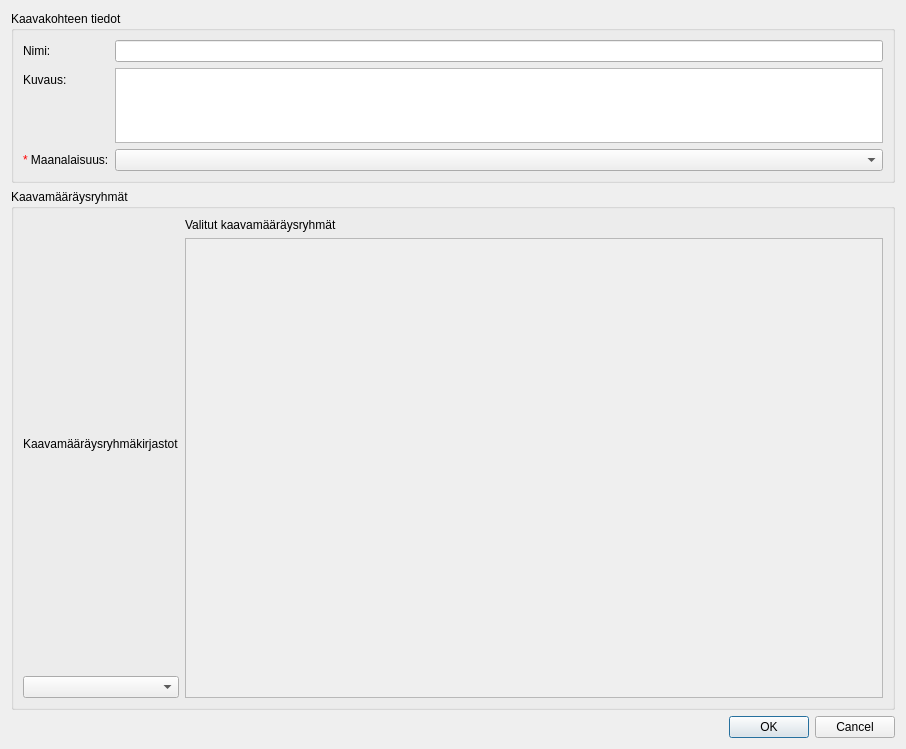
GispoCoding/arho-qgis-plugin, file arho_feature_template/gui/dialogs/plan_feature_form.ui: the form before one commit.
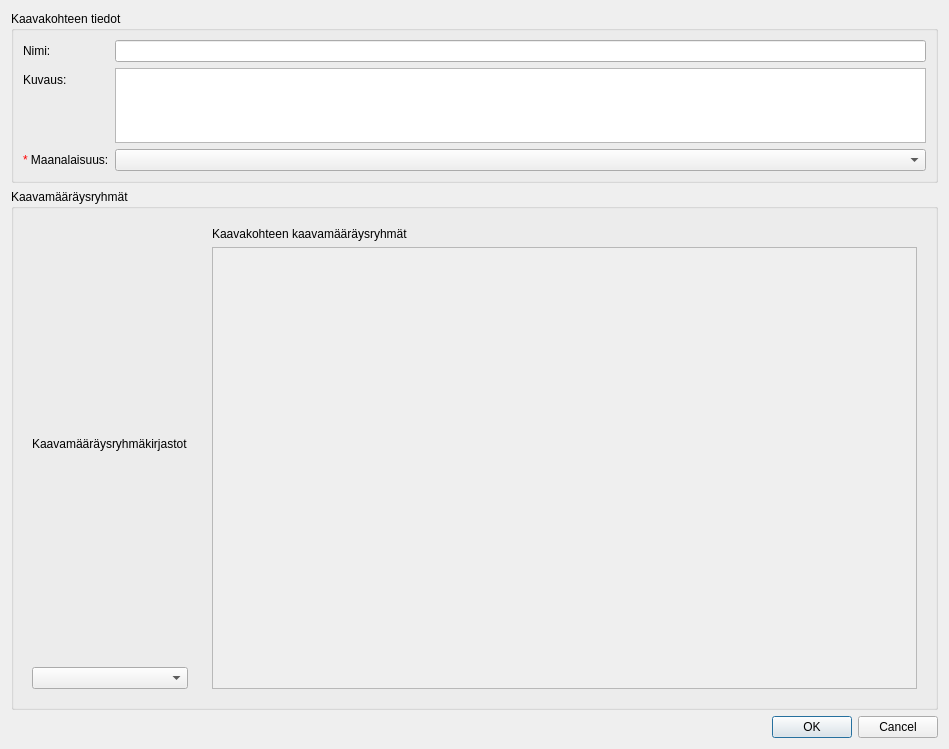
The form after the commit. Custom widgets are drawn as their Qt base class.

The edit to the form file:
```diff
--- a/arho_feature_template/gui/dialogs/plan_feature_form.ui
+++ b/arho_feature_template/gui/dialogs/plan_feature_form.ui
@@ -6,7 +6,7 @@
    <rect>
     <x>0</x>
     <y>0</y>
-    <width>906</width>
+    <width>949</width>
     <height>749</height>
    </rect>
   </property>
@@ -15,7 +15,13 @@
   </property>
   <layout class="QVBoxLayout" name="verticalLayout_4">
    <item>
-    <widget class="QgsCollapsibleGroupBox" name="mGroupBox">
+    <widget class="QgsCollapsibleGroupBox" name="plan_feature_groupbox">
+     <property name="sizePolicy">
+      <sizepolicy hsizetype="Preferred" vsizetype="Maximum">
+       <horstretch>0</horstretch>
+       <verstretch>0</verstretch>
+      </sizepolicy>
+     </property>
      <property name="title">
       <string>Kaavakohteen tiedot</string>
      </property>
@@ -76,7 +82,8 @@
      </property>
      <layout class="QHBoxLayout" name="horizontalLayout">
       <item>
-       <layout class="QVBoxLayout" name="regulation_groups_tree_layout">
+       <widget class="QWidget" name="libraries_widget" native="true">
+        <layout class="QVBoxLayout" name="verticalLayout_3">
         <item>
          <widget class="QLabel" name="label_2">
           <property name="text">
@@ -88,13 +95,15 @@
          <widget class="QComboBox" name="plan_regulation_group_libraries_combobox"/>
         </item>
        </layout>
+       </widget>
       </item>
       <item>
+       <widget class="QWidget" name="regulation_groups_widget" native="true">
        <layout class="QVBoxLayout" name="verticalLayout">
         <item>
          <widget class="QLabel" name="label">
           <property name="text">
-           <string>Valitut kaavamääräysryhmät</string>
+            <string>Kaavakohteen kaavamääräysryhmät</string>
           </property>
          </widget>
         </item>
@@ -108,8 +117,8 @@
             <rect>
              <x>0</x>
              <y>0</y>
-             <width>656</width>
-             <height>600</height>
+              <width>667</width>
+              <height>426</height>
             </rect>
            </property>
            <layout class="QVBoxLayout" name="verticalLayout_2"/>
@@ -117,6 +126,7 @@
          </widget>
         </item>
        </layout>
+       </widget>
       </item>
      </layout>
     </widget>
```
Left out of the diff: 12 changed lines with no effect on the pictures. Lines whose indentation alone changed are shown as unchanged.
